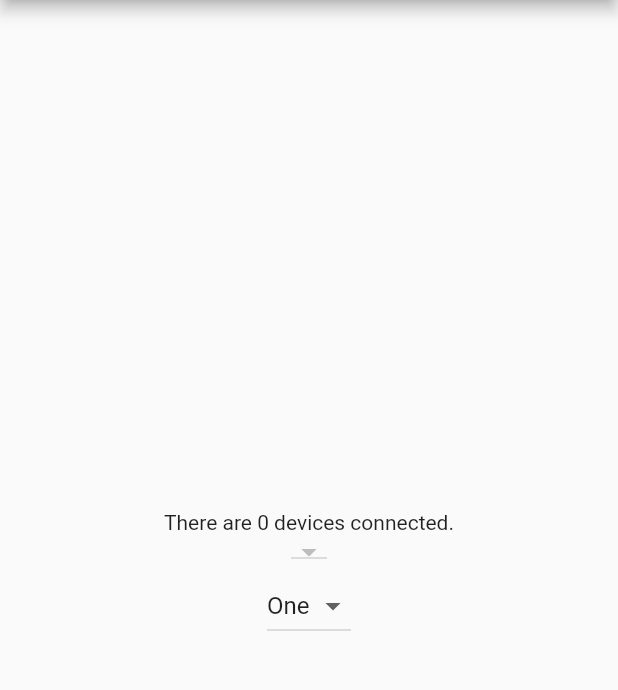
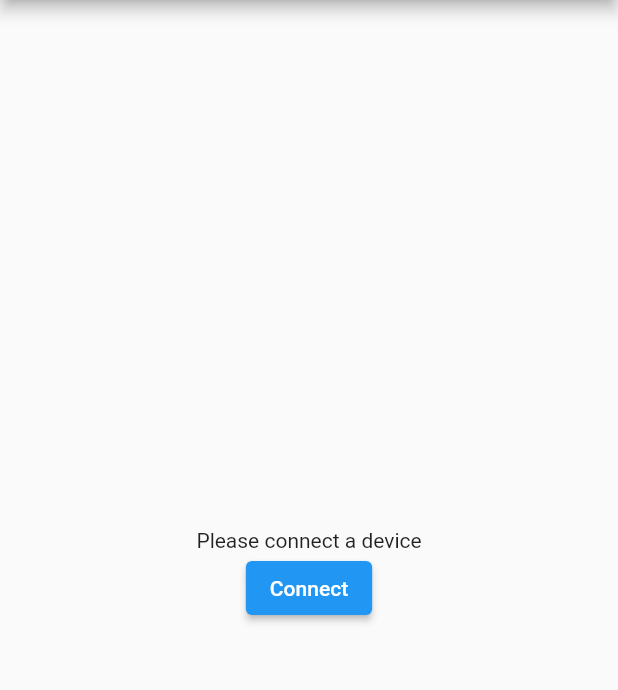
Before and after one commit to geitanksha/WECEGlasses, a Flutter app: the screen it shows after launch, on a phone screen of 412 x 824 dp, the part 84-774 px from its top. Run offline on Flutter 3.47's test engine with Material 2 defaults, Android fonts, the phone set to English and light mode, and no system bars; our stand-ins replace flutter_blue.

Commit message:
Made bluetooth connection bottom pop up screen

```diff
--- a/flutter/wece_glasses/lib/bluetooth.dart
+++ b/flutter/wece_glasses/lib/bluetooth.dart
@@ -1,6 +1,7 @@
 import 'package:flutter/cupertino.dart';
 import 'package:flutter_blue/flutter_blue.dart';
 import 'package:flutter/material.dart';
+import 'globals.dart';
 
 // Bluetooth connection screen
 
@@ -12,13 +13,10 @@ class BluetoothConnectScreen extends StatefulWidget {
 }
 
 class _BluetoothConnectScreen extends State<BluetoothConnectScreen> {
-  final flutterBlue = FlutterBlue.instance;
-  List<BluetoothDevice> deviceList = [];
-  BluetoothDevice? connectedDevice;
-  List<BluetoothService> services = [];
 
   @override
   void initState() {
+    // TODO Fix. Currently does not generate list on app open
     super.initState();
     updateDeviceList();
   }
--- a/flutter/wece_glasses/lib/constants.dart
+++ b/flutter/wece_glasses/lib/constants.dart
@@ -1,4 +1,7 @@
 // This is a place to put application-wide constants for easier maintenance.
 class Constants {
   static const String appName = "WECEGlasses";
+
+  // Defined in microcontroller code
+  static const String uuid = "4fafc201-1fb5-459e-8fcc-c5c9c331914b";
 }
--- /dev/null
+++ b/flutter/wece_glasses/lib/homepage.dart
@@ -0,0 +1,100 @@
+import 'package:flutter/material.dart';
+import 'package:flutter_blue/flutter_blue.dart';
+import 'package:wece_glasses/bluetooth.dart';
+import 'globals.dart';
+import 'dart:convert';
+
+class HomePage extends StatefulWidget {
+  const HomePage({Key? key, required this.title}) : super(key: key);
+
+  final String title;
+
+  @override
+  State<HomePage> createState() => _HomePageState();
+}
+
+class _HomePageState extends State<HomePage> {
+  // Temporary for testing
+  final TextEditingController _writeController = TextEditingController();
+
+  void connectDevice() {
+    // Show prompt for connecting a device
+    showModalBottomSheet<void>(
+        context: context,
+        builder: (BuildContext context) {
+          return const BluetoothConnectScreen();
+        });
+  }
+
+  void disconnectDevice() {
+    // TODO implement
+    throw UnimplementedError();
+  }
+
+  @override
+  Widget build(BuildContext context) {
+    return Scaffold(
+      appBar: AppBar(
+        title: Text(widget.title),
+      ),
+      body: Center(
+        child: Column(
+          mainAxisAlignment: MainAxisAlignment.center,
+          children: <Widget>[
+            Text(connectedDevice == null
+                ? "Please connect a device"
+                : connectedDevice!.name),
+            ElevatedButton(
+              onPressed: connectedDevice == null ? connectDevice: disconnectDevice,
+              child: Text(connectedDevice == null ? "Connect": "Disconnect"),
+            ),
+            if (connectedDevice != null)
+              ElevatedButton(
+                child: Text("Write"),
+                onPressed: () async {
+                  await showDialog(
+                      context: context,
+                      builder: (BuildContext context) {
+                        return AlertDialog(
+                          title: Text("Write"),
+                          content: Row(
+                            children: <Widget>[
+                              Expanded(
+                                child: TextField(
+                                  controller: _writeController,
+                                ),
+                              ),
+                            ],
+                          ),
+                          actions: <Widget>[
+                            TextButton(
+                              child: Text("Send"),
+                              onPressed: () {
+                                for (BluetoothService ser in services) {
+                                  print(ser);
+                                  for (BluetoothCharacteristic char
+                                      in ser.characteristics) {
+                                    char.write(utf8
+                                        .encode(_writeController.value.text));
+                                  }
+                                }
+                              },
+                            ),
+                            TextButton(
+                              child: Text("Cancel"),
+                              onPressed: () {
+                                Navigator.pop(context);
+                              },
+                            ),
+                          ],
+                        );
+                      });
+                },
+              ),
+            // TODO Add rest of settings functionality here
+          ],
+        ),
+      ),
+    );
+  }
+}
--- a/flutter/wece_glasses/lib/main.dart
+++ b/flutter/wece_glasses/lib/main.dart
@@ -1,7 +1,7 @@
 import 'package:flutter/material.dart';
 import 'theme.dart';
 import 'constants.dart';
-import 'package:flutter_blue/flutter_blue.dart';
+import 'homepage.dart';
 
 void main() => runApp(const MyApp());
 
@@ -19,131 +19,8 @@ class MyApp extends StatelessWidget {
       // This directs the app to start at the screen class called MyHomePage.
       // Currently the main screen is the default from Flutter, but we will
       // edit the screens and screen routes as needed.
-      home: const MyHomePage(title: Constants.appName),
+      home: const HomePage(title: Constants.appName),
+      //home: BluetoothConnectScreen(),
     );
   }
 }
-
-// This is the default home page defined by Flutter. In the future,
-// this will be moved out of main.dart for better organization.
-class MyHomePage extends StatefulWidget {
-  const MyHomePage({Key? key, required this.title}) : super(key: key);
-
-  // This widget is the home page of your application. It is stateful, meaning
-  // that it has a State object (defined below) that contains fields that affect
-  // how it looks.
-
-  // This class is the configuration for the state. It holds the values (in this
-  // case the title) provided by the parent (in this case the App widget) and
-  // used by the build method of the State. Fields in a Widget subclass are
-  // always marked "final".
-
-  final String title;
-
-  @override
-  State<MyHomePage> createState() => _MyHomePageState();
-}
-
-class _MyHomePageState extends State<MyHomePage> {
-  final flutterBlue = FlutterBlue.instance;
-  List<BluetoothDevice> deviceList = [];
-  BluetoothDevice? connectedDevice;
-  String dropdownValue = 'One';
-
-  @override
-  void initState() {
-    flutterBlue.startScan();
-    List<BluetoothDevice> temp = [];
-    flutterBlue.connectedDevices
-        .asStream()
-        .listen((List<BluetoothDevice> devices) {
-          for (BluetoothDevice device in devices) {
-            if(!temp.contains(device)) {
-              temp.add(device);
-            }
-          }
-    });
-    flutterBlue.scanResults.listen((List<ScanResult> results) {
-      for (ScanResult result in results) {
-        if(!temp.contains(result.device)) {
-          temp.add(result.device);
-        }
-      }
-    });
-    setState(() {
-      deviceList = temp;
-    });
-    super.initState();
-  }
-
-  @override
-  Widget build(BuildContext context) {
-    // This method is rerun every time setState is called, for instance as done
-    // by the _incrementCounter method above.
-    //
-    // The Flutter framework has been optimized to make rerunning build methods
-    // fast, so that you can just rebuild anything that needs updating rather
-    // than having to individually change instances of widgets.
-    return Scaffold(
-      appBar: AppBar(
-        // Here we take the value from the MyHomePage object that was created by
-        // the App.build method, and use it to set our appbar title.
-        title: Text(widget.title),
-      ),
-      body: Center(
-        // Center is a layout widget. It takes a single child and positions it
-        // in the middle of the parent.
-        child: Column(
-          // Column is also a layout widget. It takes a list of children and
-          // arranges them vertically. By default, it sizes itself to fit its
-          // children horizontally, and tries to be as tall as its parent.
-          //
-          // Invoke "debug painting" (press "p" in the console, choose the
-          // "Toggle Debug Paint" action from the Flutter Inspector in Android
-          // Studio, or the "Toggle Debug Paint" command in Visual Studio Code)
-          // to see the wireframe for each widget.
-          //
-          // Column has various properties to control how it sizes itself and
-          // how it positions its children. Here we use mainAxisAlignment to
-          // center the children vertically; the main axis here is the vertical
-          // axis because Columns are vertical (the cross axis would be
-          // horizontal).
-          mainAxisAlignment: MainAxisAlignment.center,
-          children: <Widget>[
-            Text("There are " + deviceList.length.toString() + " devices connected."),
-            DropdownButton(
-              value: connectedDevice,
-              onChanged: (BluetoothDevice? newValue) {
-                setState(() {
-                  connectedDevice = newValue!;
-                });
-              },
-              items: deviceList
-                  .map<DropdownMenuItem<BluetoothDevice>>((BluetoothDevice value) {
-                return DropdownMenuItem<BluetoothDevice>(
-                  value: value,
-                  child: Text(value.name + " " + value.id.toString()),
-                );
-              }).toList(),
-            ),
-            DropdownButton(
-              value: dropdownValue,
-              onChanged: (String? newValue) {
-                setState(() {
-                  dropdownValue = newValue!;
-                });
-              },
-              items: <String>['One', 'Two', 'Free', 'Four']
-                  .map<DropdownMenuItem<String>>((String value) {
-                return DropdownMenuItem<String>(
-                  value: value,
-                  child: Text(value),
-                );
-              }).toList(),
-            ),
-          ],
-        ),
-      ),
-    );
-  }
-}
```
Also changed, not shown: flutter/wece_glasses/lib/globals.dart (added, +9 -0 lines).
